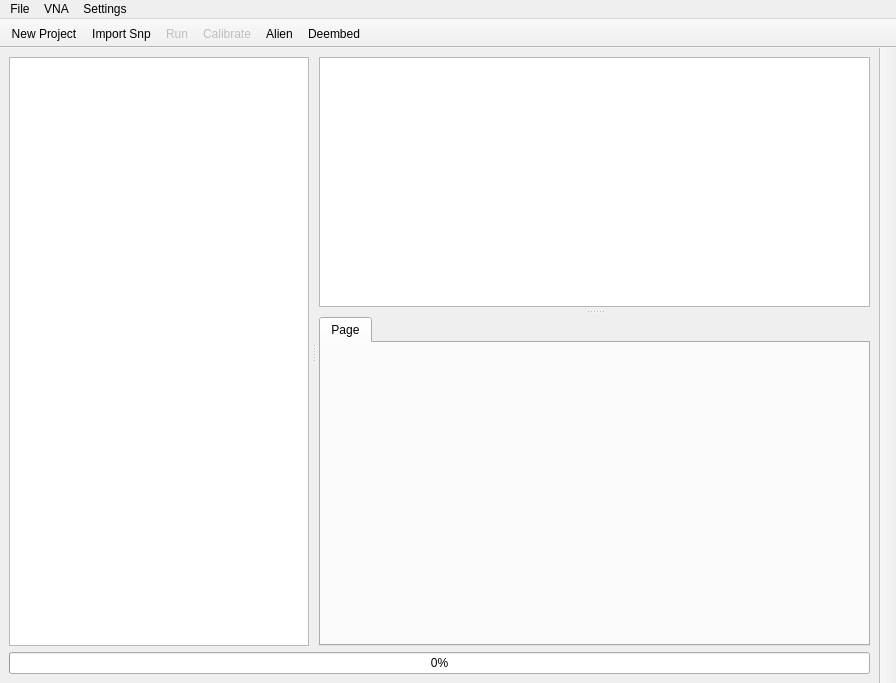
Qt form UI/MainWindow.ui (Belden-Montreal/SNP-Cable-Analyser) before a commit.
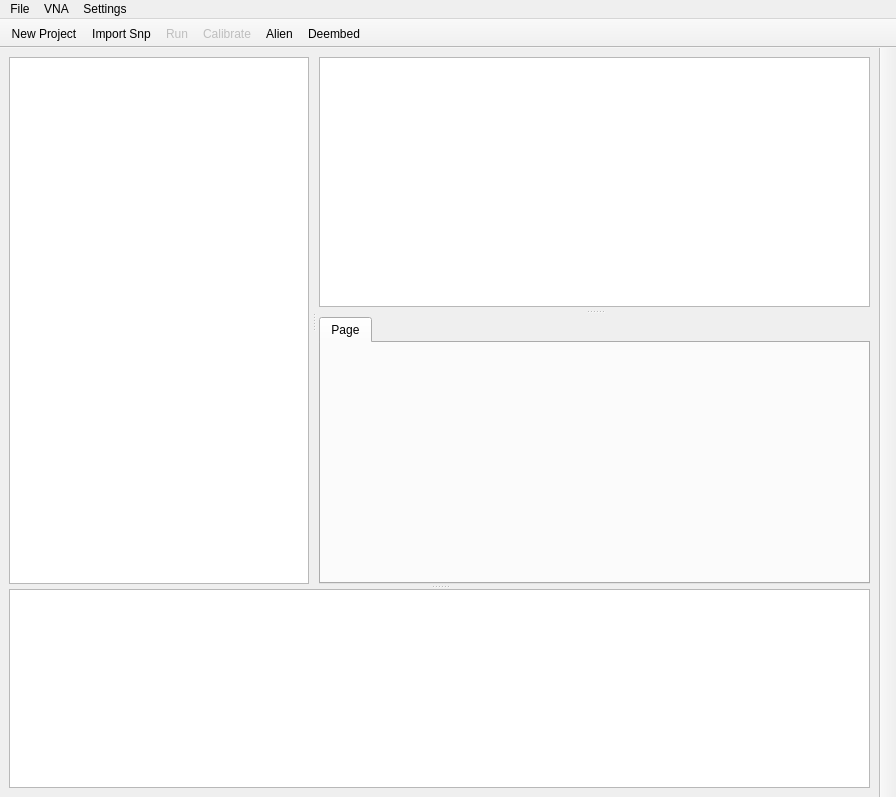
The same form after that commit. Icons and pictures are not drawn. Custom widgets are drawn as their Qt base class.

The edit to the form file:
```diff
--- a/UI/MainWindow.ui
+++ b/UI/MainWindow.ui
@@ -7,7 +7,7 @@
     <x>0</x>
     <y>0</y>
     <width>896</width>
-    <height>683</height>
+    <height>797</height>
    </rect>
   </property>
   <property name="minimumSize">
@@ -28,6 +28,26 @@
   <widget class="QWidget" name="centralwidget">
    <layout class="QHBoxLayout" name="horizontalLayout_3">
     <item>
+     <widget class="QSplitter" name="splitter_3">
+      <property name="minimumSize">
+       <size>
+        <width>0</width>
+        <height>0</height>
+       </size>
+      </property>
+      <property name="orientation">
+       <enum>Qt::Vertical</enum>
+      </property>
+      <property name="opaqueResize">
+       <bool>true</bool>
+      </property>
+      <property name="handleWidth">
+       <number>5</number>
+      </property>
+      <property name="childrenCollapsible">
+       <bool>false</bool>
+      </property>
+      <widget class="QWidget" name="">
      <layout class="QVBoxLayout" name="verticalLayout_4">
       <item>
        <widget class="QSplitter" name="splitter_2">
@@ -133,17 +153,26 @@
         </widget>
        </widget>
       </item>
+       </layout>
+      </widget>
+      <widget class="QWidget" name="verticalLayoutWidget_2">
+       <layout class="QVBoxLayout" name="verticalLayout_8">
       <item>
-       <widget class="QProgressBar" name="progressBar">
-        <property name="value">
-         <number>0</number>
-        </property>
-        <property name="textVisible">
-         <bool>true</bool>
+         <widget class="QPlainTextEdit" name="consoleOut">
+          <property name="baseSize">
+           <size>
+            <width>0</width>
+            <height>0</height>
+           </size>
+          </property>
+          <property name="styleSheet">
+           <string notr="true"/>
         </property>
        </widget>
       </item>
      </layout>
+      </widget>
+     </widget>
     </item>
    </layout>
   </widget>
```
Left out of the diff: 4 changed lines with no effect on the pictures. Lines whose indentation alone changed are shown as unchanged.
